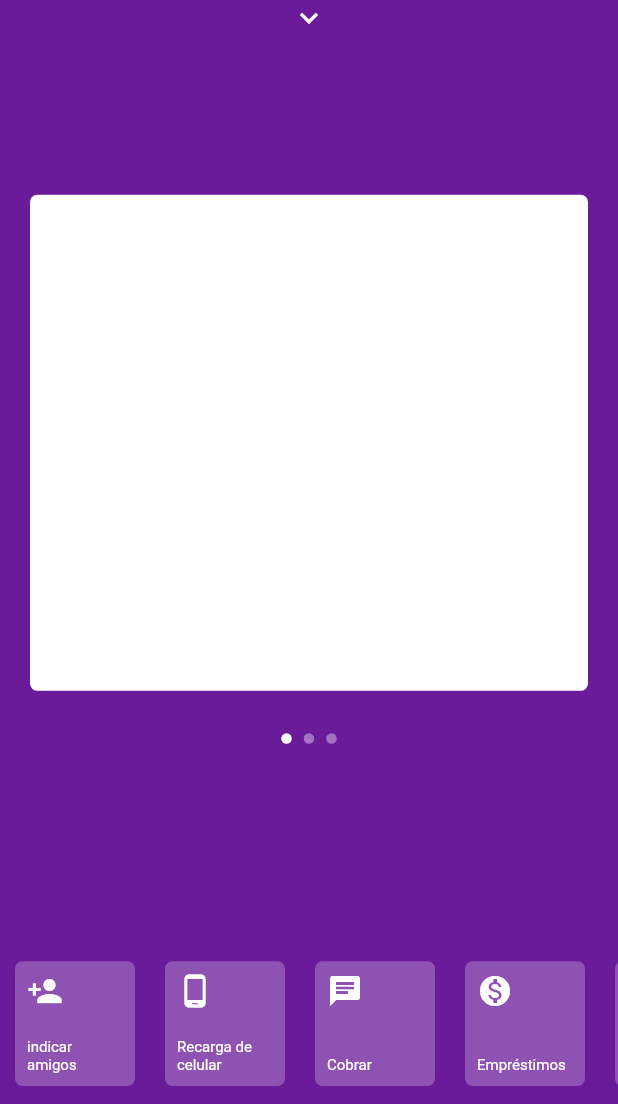
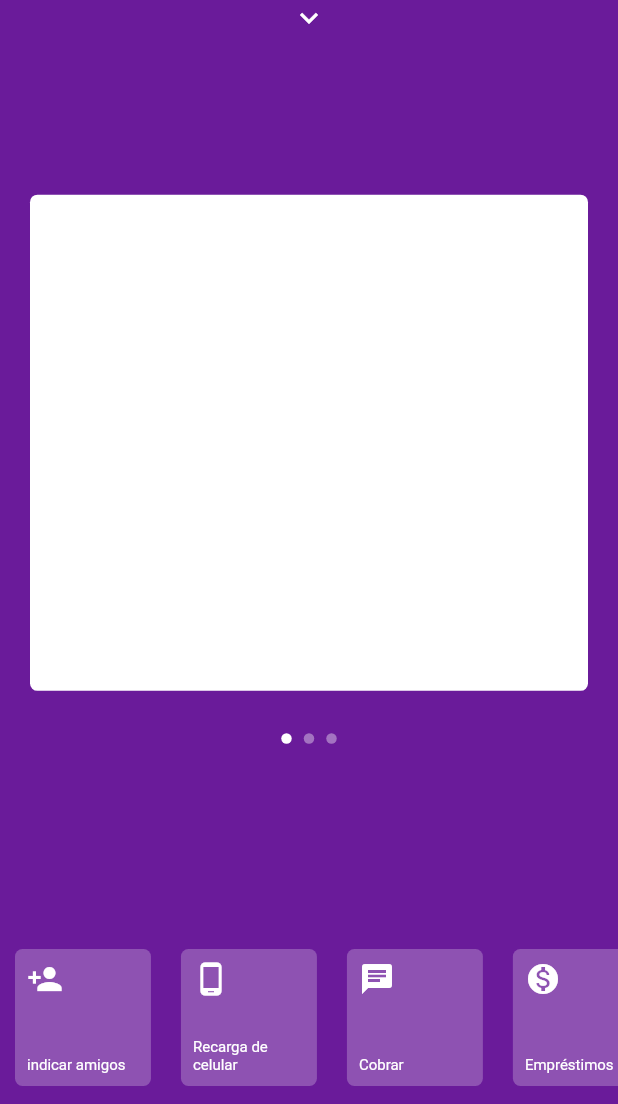
Before and after one commit to PauloAlves8039/flutter-nubank-clone, a Flutter app: the screen it shows after launch, on a phone screen of 412 x 824 dp, the part 132-1236 px from its top. Run offline on Flutter 3.47's test engine with Material 2 defaults, Android fonts, the phone set to English and light mode, and no system bars; network calls fail.

Commit message:
Aplicando ajustes

```diff
--- a/lib/pages/home/home_page.dart
+++ b/lib/pages/home/home_page.dart
@@ -104,7 +104,9 @@ class _HomePageState extends State<HomePage> {
             bottom: !_showMenu ? 0 + MediaQuery.of(context).padding.bottom : 0,
             left: 0,
             right: 0,
-            height: _screenHeigth * 0.13,
+            height: _screenHeigth * 0.14,
+            child: IgnorePointer(
+              ignoring: _showMenu,
               child: AnimatedOpacity(
                 duration: Duration(milliseconds: 200),
                 opacity: !_showMenu ? 1 : 0,
@@ -154,6 +156,7 @@ class _HomePageState extends State<HomePage> {
                 ),
               ),
             ),
+          ),
         ],
       ),
     );
--- a/lib/pages/home/widgets/item_menu_bottom.dart
+++ b/lib/pages/home/widgets/item_menu_bottom.dart
@@ -28,7 +28,7 @@ class ItemMenuBottom extends StatelessWidget {
             ],
           ),
         ),
-        width: 80,
+        width: MediaQuery.of(context).size.width * 0.22,
         decoration: BoxDecoration(
           borderRadius: BorderRadius.circular(5),
           color: Colors.white24,
--- a/lib/pages/home/widgets/menu_app.dart
+++ b/lib/pages/home/widgets/menu_app.dart
@@ -17,8 +17,9 @@ class MenuApp extends StatelessWidget {
         duration: Duration(milliseconds: 100),
         opacity: showMenu ? 1 : 0,
         child: Container(
-          // color: Colors.red,
-          height: MediaQuery.of(context).size.height * 0.70,
+          height: MediaQuery.of(context).size.height * 0.55,
+          child: SingleChildScrollView(
+            physics: BouncingScrollPhysics(),
             child: Column(
               children: <Widget>[
                 Image.network(
@@ -71,8 +72,7 @@ class MenuApp extends StatelessWidget {
                 SizedBox(
                   height: 25,
                 ),
-              SingleChildScrollView(
-                child: Padding(
+                Padding(
                   padding: const EdgeInsets.symmetric(horizontal: 30),
                   child: Column(
                     children: <Widget>[
@@ -127,9 +127,9 @@ class MenuApp extends StatelessWidget {
                       ),
                     ],
                   ),
-                ),
                 )
               ],
+            ),
           ),
         ),
       ),
```
Lines whose indentation alone changed are shown as unchanged.
